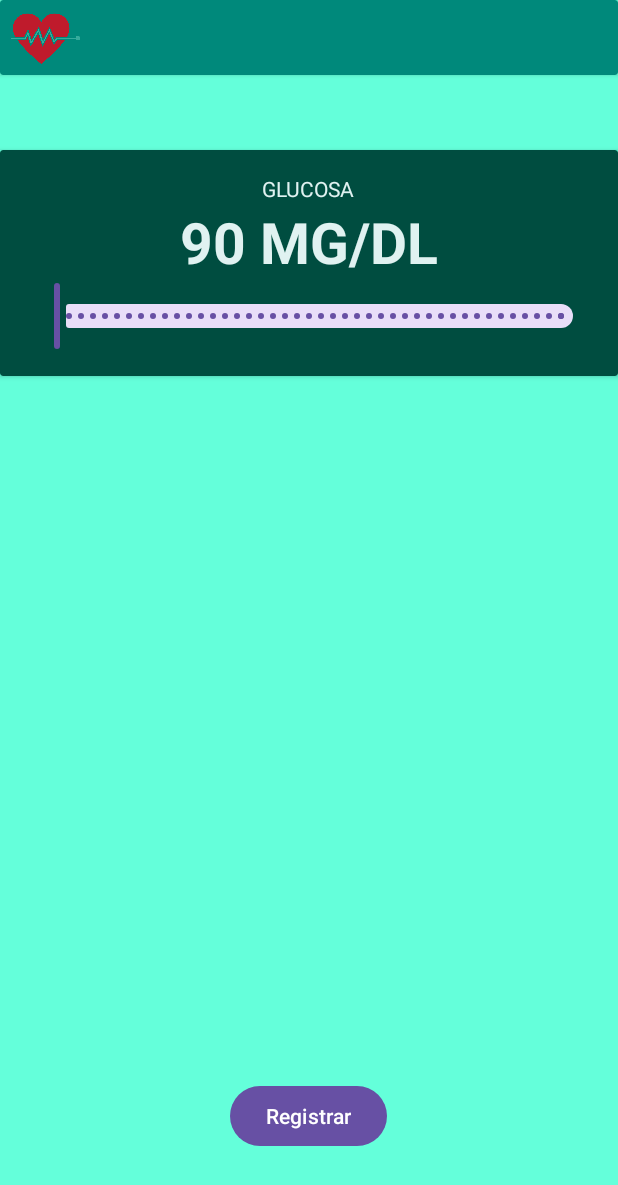
After one commit to lherediamanso/gluControl, an Android app: the ControlActivity screen opened directly, with no data from a screen before it, on a phone screen of 412 x 824 dp. The commit adds this screen. Shown: the top 1185 px of the screen. Run offline under Robolectric (Android 15) with nearby library versions, the phone set to English and light mode, and no system bars.

Commit message:
pantalla registro control glucosa

```diff
--- a/app/src/main/AndroidManifest.xml
+++ b/app/src/main/AndroidManifest.xml
@@ -13,6 +13,9 @@
         android:theme="@style/Theme.GluControl"
         tools:targetApi="31">
         <activity
+            android:name=".ControlActivity"
+            android:exported="false" />
+        <activity
             android:name=".HomeActivity"
             android:exported="false" />
         <activity
--- /dev/null
+++ b/app/src/main/java/com/example/glucontrol/ControlActivity.kt
@@ -0,0 +1,66 @@
+package com.example.glucontrol
+
+import android.content.ContentValues
+import android.content.Intent
+import androidx.appcompat.app.AppCompatActivity
+import android.os.Bundle
+import android.widget.Button
+import android.widget.EditText
+import android.widget.TextView
+import com.google.android.material.slider.RangeSlider
+import java.time.LocalDateTime
+import java.time.format.DateTimeFormatter
+
+class ControlActivity : AppCompatActivity() {
+
+    //Variable
+    private var glucosa:Int = 90
+    //Componentes
+    private lateinit var txtGlucosa: TextView
+    private lateinit var rngGlucosa: RangeSlider
+    override fun onCreate(savedInstanceState: Bundle?) {
+        super.onCreate(savedInstanceState)
+        setContentView(R.layout.activity_control)
+
+        //Capturamos el componente de Texto
+        val txtNombreRegistrado=findViewById<TextView>(R.id.textHomeNombreRegistradoReg)
+        //busco en la base de datos el usuario registrado
+        val myDB = openOrCreateDatabase("glucontrol.db", MODE_PRIVATE, null)
+        //Realizo consulta
+        val myCursor = myDB.rawQuery("select name from user", null)
+        var name:String = ""
+        while (myCursor.moveToNext()) {
+            name = myCursor.getString(0)
+            break
+        }
+        myCursor.close();
+        //mostramos la informacion en el texto
+        txtNombreRegistrado.text = name
+
+        //Inicializo componente
+        txtGlucosa = findViewById(R.id.txtGlucosa)
+        txtGlucosa.text = "${glucosa.toString()} mg/dl"
+        rngGlucosa = findViewById(R.id.rngGlucosa)
+        //Listener de glucosa
+        rngGlucosa.addOnChangeListener { slider, value, fromUser ->
+            glucosa = value.toInt()
+            txtGlucosa.text = "${glucosa.toString()} mg/dl"
+        }
+
+        val btnRegistro = findViewById<Button>(R.id.btnGuardarControl)
+        btnRegistro.setOnClickListener {
+            //Creo el registro de datos
+            val row1 = ContentValues()
+            //asigno al nombre el valor entrado
+            val formatter = DateTimeFormatter.ofPattern("yyyy-MM-dd HH:mm")
+            val current = LocalDateTime.now().format(formatter)
+            row1.put("fecha", current);
+            row1.put("valor", glucosa);
+            //Guardo el registro en la base local
+            myDB.insert("control", null, row1);
+
+            val intent = Intent(this, HomeActivity::class.java)
+            startActivity(intent)
+        }
+    }
+}
--- /dev/null
+++ b/app/src/main/res/layout/activity_control.xml
@@ -0,0 +1,118 @@
+<?xml version="1.0" encoding="utf-8"?>
+<androidx.constraintlayout.widget.ConstraintLayout xmlns:android="http://schemas.android.com/apk/res/android"
+    xmlns:app="http://schemas.android.com/apk/res-auto"
+    xmlns:tools="http://schemas.android.com/tools"
+    android:layout_width="match_parent"
+    android:layout_height="match_parent"
+    android:background="@color/primary_A200"
+    tools:context=".HomeActivity">
+
+    <androidx.cardview.widget.CardView
+        android:id="@+id/cvHeaderReg"
+        android:layout_width="match_parent"
+        android:layout_height="50dp"
+        android:layout_marginVertical="0dp"
+        app:cardBackgroundColor="@color/primary_600"
+        app:layout_constraintBottom_toBottomOf="parent"
+        app:layout_constraintHorizontal_bias="1.0"
+        app:layout_constraintLeft_toLeftOf="parent"
+        app:layout_constraintRight_toRightOf="parent"
+        app:layout_constraintTop_toTopOf="parent"
+        app:layout_constraintVertical_bias="0.0">
+
+        <LinearLayout
+            android:layout_width="match_parent"
+            android:layout_height="match_parent"
+            android:orientation="horizontal"
+            android:paddingVertical="0dp"
+            app:layout_constraintBottom_toBottomOf="parent"
+            app:layout_constraintLeft_toLeftOf="parent"
+            app:layout_constraintRight_toRightOf="parent"
+            tools:layout_editor_absoluteX="0dp"
+            tools:layout_editor_absoluteY="0dp">
+
+            <ImageView
+                android:id="@+id/imageLogoReg"
+                android:layout_width="50dp"
+                android:layout_height="40dp"
+                android:layout_marginStart="5dp"
+                android:layout_marginTop="5dp"
+                app:layout_constraintEnd_toEndOf="parent"
+                app:layout_constraintHorizontal_bias="0.5"
+                app:layout_constraintStart_toStartOf="parent"
+                app:layout_constraintTop_toTopOf="parent"
+                app:srcCompat="@drawable/logo" />
+
+            <TextView
+                android:id="@+id/textHomeNombreRegistradoReg"
+                android:layout_width="wrap_content"
+                android:layout_height="wrap_content"
+                android:layout_weight="1"
+                android:paddingTop="5dp"
+                android:layout_marginStart="10dp"
+                android:textColor="@color/primary_50"
+                android:textSize="24sp"
+                android:text="" />
+
+        </LinearLayout>
+    </androidx.cardview.widget.CardView>
+
+    <androidx.cardview.widget.CardView
+        android:id="@+id/cvGlucosa"
+        android:layout_width="0dp"
+        android:layout_height="wrap_content"
+        android:layout_marginTop="50dp"
+        app:cardBackgroundColor="@color/primary_900"
+        app:layout_constraintEnd_toEndOf="parent"
+        app:layout_constraintStart_toStartOf="parent"
+        app:layout_constraintTop_toBottomOf="@+id/cvHeaderReg">
+
+        <androidx.appcompat.widget.LinearLayoutCompat
+            android:layout_width="match_parent"
+            android:layout_height="wrap_content"
+            android:layout_margin="16dp"
+            android:gravity="center"
+            android:orientation="vertical">
+
+            <TextView
+                android:layout_width="wrap_content"
+                android:layout_height="wrap_content"
+                android:text="Glucosa"
+                android:textAllCaps="true"
+                android:textColor="@color/primary_50" />
+
+            <TextView
+                android:id="@+id/txtGlucosa"
+                android:layout_width="wrap_content"
+                android:layout_height="wrap_content"
+                tools:text="140 cm"
+                android:textAllCaps="true"
+                android:textSize="38sp"
+                android:textStyle="bold"
+                android:textColor="@color/primary_50" />
+
+            <com.google.android.material.slider.RangeSlider
+                android:id="@+id/rngGlucosa"
+                android:layout_width="match_parent"
+                android:layout_height="wrap_content"
+                android:stepSize="1"
+                android:valueFrom="50"
+                android:valueTo="300"
+                />
+        </androidx.appcompat.widget.LinearLayoutCompat>
+
+    </androidx.cardview.widget.CardView>
+
+    <Button
+        android:id="@+id/btnGuardarControl"
+        android:layout_width="wrap_content"
+        android:layout_height="wrap_content"
+        android:text="@string/app_button_registrar"
+        app:layout_constraintBottom_toBottomOf="parent"
+        app:layout_constraintEnd_toEndOf="parent"
+        app:layout_constraintHorizontal_bias="0.498"
+        app:layout_constraintStart_toStartOf="parent"
+        app:layout_constraintTop_toTopOf="parent"
+        app:layout_constraintVertical_bias="0.928" />
+
+</androidx.constraintlayout.widget.ConstraintLayout>
--- a/app/src/main/res/values/strings.xml
+++ b/app/src/main/res/values/strings.xml
@@ -6,6 +6,8 @@
 
     <string name="app_inputregistro_hint">Escribe tu nombre</string>
 
+    <string name="app_title_controlazucar">Controles realizados</string>
+
     <string name="title_activity_home">HomeActivity</string>
     <string name="dummy_button">Dummy Button</string>
     <string name="dummy_content">DUMMY\nCONTENT</string>
```
Also changed, not shown: app/src/main/java/com/example/glucontrol/MainActivity.kt (+6 -1 lines).
